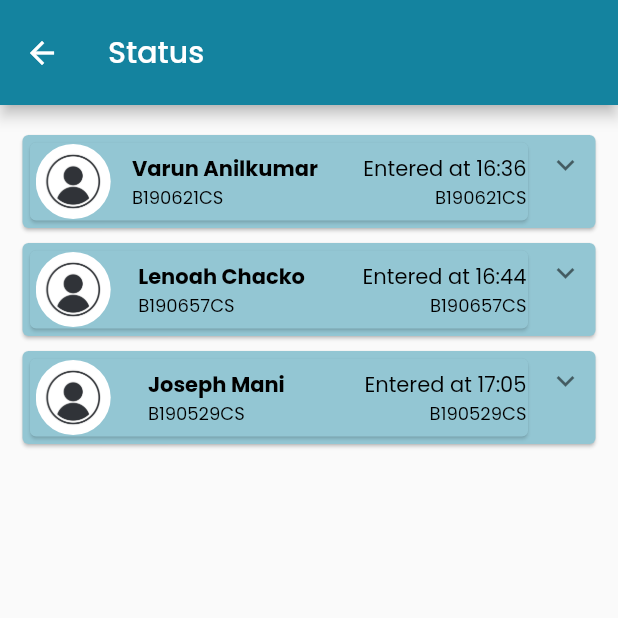
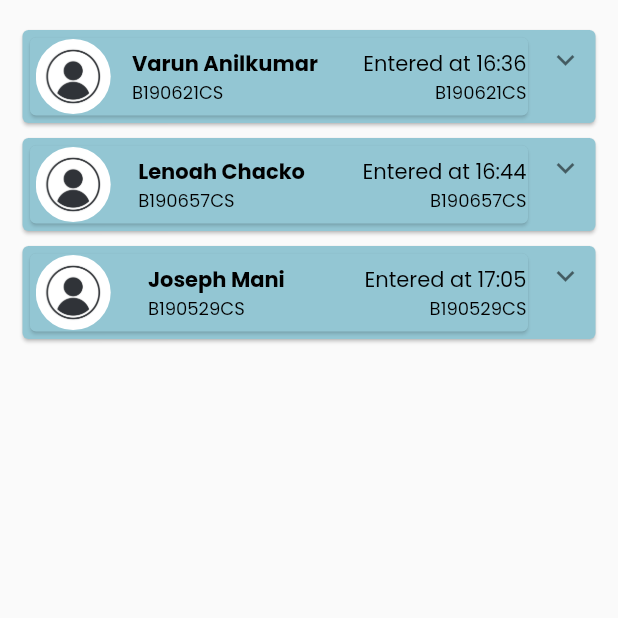
Before and after one commit to Pavithra-Rajan/swimiNIT, a Flutter app: the PoolStatusPage screen opened directly, on a phone screen of 412 x 824 dp, the top half of it. Run offline on Flutter 3.47's test engine with Material 2 defaults, Android fonts, the phone set to English and light mode, and no system bars; drawn by our look-alikes of expandable; our stand-ins replace firebase_auth, firebase_core, google_fonts; accounts and stored records are empty.

Commit message:
Made changes to pool status page

```diff
--- a/lib/Admin/pool_status.dart
+++ b/lib/Admin/pool_status.dart
@@ -16,9 +16,9 @@ class _PoolStatusPageState extends State<PoolStatusPage>
 {
 
   List<Person> persons = [
-    Person('Varun Anilkumar', 'lib/Resources/pic-1.png', "B190621CS", "16:36"),
-    Person('Lenoah Chacko', 'lib/Resources/pic-1.png', "B190657CS", "16:44"),
-    Person('Joseph Mani', 'lib/Resources/pic-1.png', "B190529CS", "17:05")
+    Person('Varun Anilkumar', 'lib/Resources/pic-1.png', "B190621CS", "16:36", "4", "0", "R-043657839", "200", "24-01-2022"),
+    Person('Lenoah Chacko', 'lib/Resources/pic-1.png', "B190657CS", "16:44", "8", "0", "R-043657239", "400", "22-01-2022"),
+    Person('Joseph Mani', 'lib/Resources/pic-1.png', "B190529CS", "17:05", "2", "0", "R-021657989", "200", "12-01-2022")
   ];
 
   Widget buildCard(Person) {
@@ -123,14 +123,6 @@ class _PoolStatusPageState extends State<PoolStatusPage>
   @override
   Widget build(BuildContext context) {
     return Scaffold(
-      appBar: AppBar(
-        toolbarHeight: 70,
-        centerTitle: false,
-        backgroundColor: Color(0xFF14839F),
-        title: Text('Status', style: GoogleFonts.poppins(color: Colors.white)
-        ),
-      ),
-
 
       body: Padding(
         padding: const EdgeInsets.fromLTRB(10, 15, 10, 10),
--- a/lib/SPM/Person.dart
+++ b/lib/SPM/Person.dart
@@ -3,6 +3,11 @@ class Person {
   String profileImg;
   String rollno;
   String enteredAt;
+  String noOfVisits;
+  String dues;
+  String receiptID;
+  String amtPaid;
+  String datePaid;
 
-  Person(this.name,this.profileImg,this.rollno, this.enteredAt);
+  Person(this.name,this.profileImg,this.rollno, this.enteredAt, this.noOfVisits, this.dues, this.receiptID, this.amtPaid, this.datePaid);
 }
--- a/lib/SPM/pool_status.dart
+++ b/lib/SPM/pool_status.dart
@@ -14,9 +14,9 @@ class _PoolStatusPageState extends State<PoolStatusPage>
 {
 
   List<Person> persons = [
-    Person('Varun Anilkumar', 'lib/Resources/pic-1.png', "B190621CS", "16:36"),
-    Person('Lenoah Chacko', 'lib/Resources/pic-1.png', "B190657CS", "16:44"),
-    Person('Joseph Mani', 'lib/Resources/pic-1.png', "B190529CS", "17:05")
+    Person('Varun Anilkumar', 'lib/Resources/pic-1.png', "B190621CS", "16:36", "4", "0", "R-043657839", "200", "24-01-2022"),
+    Person('Lenoah Chacko', 'lib/Resources/pic-1.png', "B190657CS", "16:44", "8", "0", "R-043657239", "400", "22-01-2022"),
+    Person('Joseph Mani', 'lib/Resources/pic-1.png', "B190529CS", "17:05", "2", "0", "R-021657989", "200", "12-01-2022")
   ];
 
   Widget buildCard(Person) {
@@ -121,15 +121,6 @@ class _PoolStatusPageState extends State<PoolStatusPage>
   @override
   Widget build(BuildContext context) {
     return Scaffold(
-      appBar: AppBar(
-          toolbarHeight: 70,
-          centerTitle: false,
-          backgroundColor: Color(0xFF14839F),
-          title: Text('Status', style: GoogleFonts.poppins(color: Colors.white)
-          ),
-      ),
-
-
       body: Padding(
         padding: const EdgeInsets.fromLTRB(10, 15, 10, 10),
         child: Column(
--- a/lib/main.dart
+++ b/lib/main.dart
@@ -7,6 +7,7 @@ import 'package:swiminit/Admin/pool_managers.dart';
 import 'package:swiminit/Admin/quaterly_reports.dart';
 import 'package:swiminit/SPM/spmnavbar.dart';
 import 'package:swiminit/SPM/pool_status.dart';
+import 'package:swiminit/SPM/user_history.dart';
 import 'package:swiminit/Admin/adminnavbar.dart';
 
 import 'dart:math' as math;
```
Also changed, not shown: lib/SPM/user_history.dart (added, +33 -0 lines).
